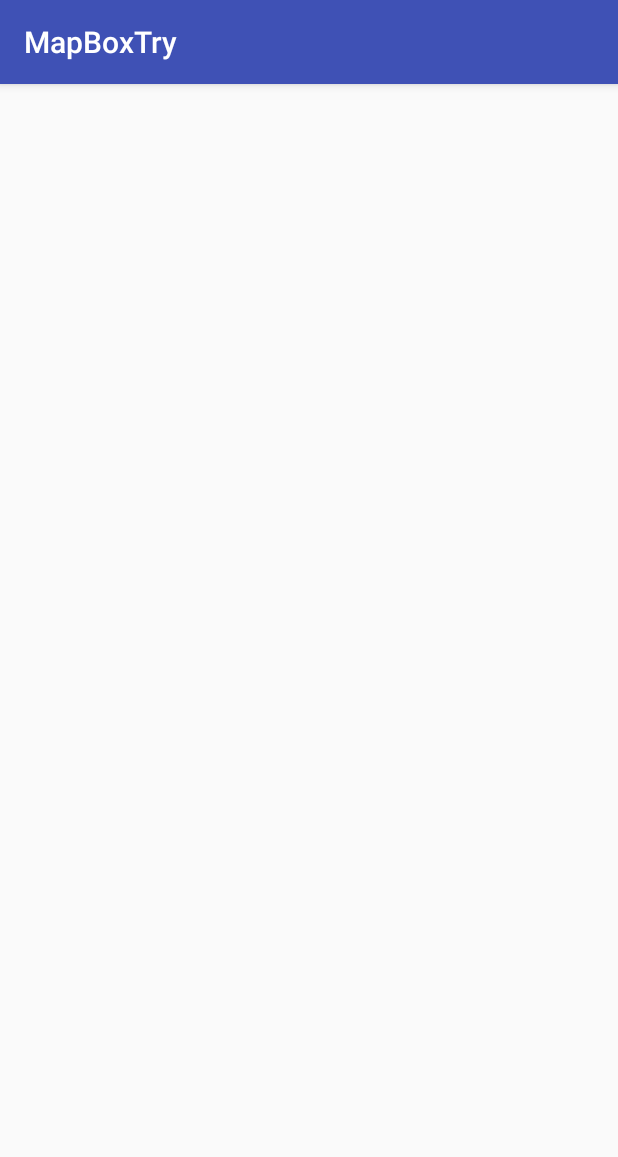
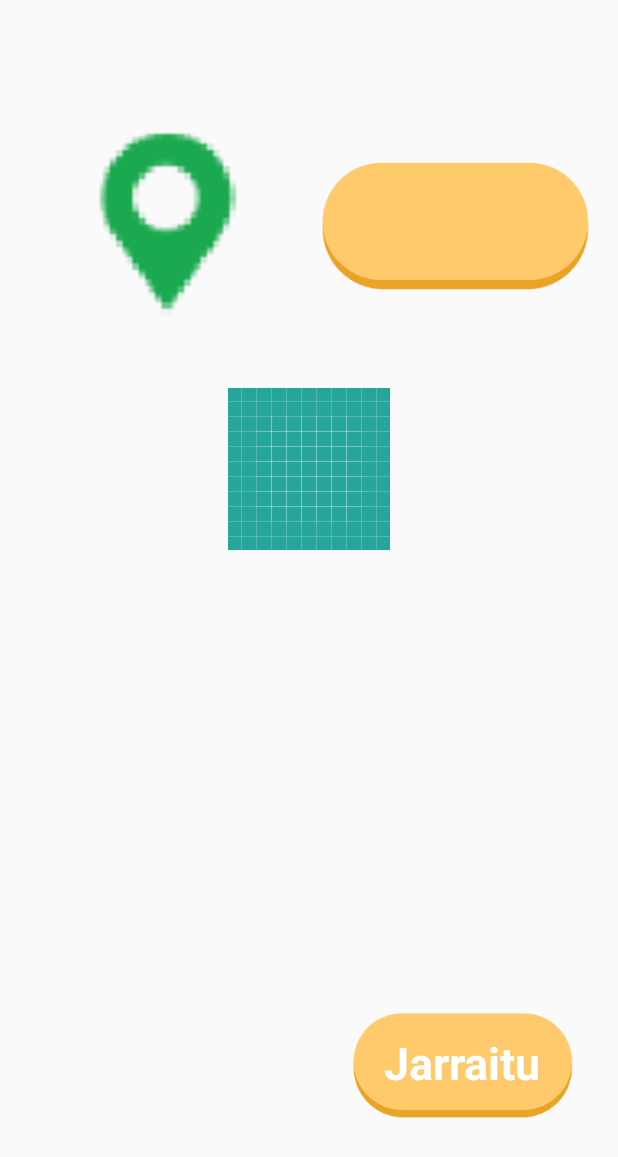
Before and after one commit to Marck-G/MapBoxTry, an Android app: the SecondActivity screen opened directly, with no data from a screen before it, on a phone screen of 412 x 824 dp. Shown: the top 1157 px of the screen. Run offline under Robolectric (Android 15) with nearby library versions, the phone set to English and light mode, and no system bars.

Commit message:
Creada una nueva actividad

```diff
--- /dev/null
+++ b/app/src/main/files/point_history.xml
@@ -0,0 +1,4 @@
+<?xml version="1.0" encoding="utf-8"?>
+<data>
+    <last-point id="23"/>
+</data>
--- a/app/src/main/java/com/dev/marck/prom/mapboxtry/MainActivity.java
+++ b/app/src/main/java/com/dev/marck/prom/mapboxtry/MainActivity.java
@@ -26,6 +26,7 @@ import com.mapbox.mapboxsdk.maps.OnMapReadyCallback;
 import com.mapbox.mapboxsdk.maps.Style;
 
 public class MainActivity extends AppCompatActivity {
+    private static final int MAP_TIME = 700;
 //    mapa de mapbox
     private MapView mapView;
     private ConstraintLayout btn_hasi;
@@ -110,7 +111,6 @@ public class MainActivity extends AppCompatActivity {
 
 //        DATABASE
         db = new DBConectionObject( this, "app",null, 1 );
-        db.updateLastPoint( 0 );
 
         btn_back.setOnClickListener( new View.OnClickListener() {
             @Override
@@ -165,7 +165,7 @@ public class MainActivity extends AppCompatActivity {
                         .tilt( 0 )
                         .bearing( 0 )
                         .build();
-                mapboxMap.animateCamera( CameraUpdateFactory.newCameraPosition( position ),500 );
+                mapboxMap.animateCamera( CameraUpdateFactory.newCameraPosition( position ), MAP_TIME );
             }
         } );
     }
@@ -207,7 +207,7 @@ public class MainActivity extends AppCompatActivity {
                     pointViewHub.setVisibility( View.VISIBLE );
                     pointViewHub.animate().setDuration( 300 ).translationY( -10 ).start();
                 }
-            }, 500 );
+            }, MAP_TIME );
 
         } else {
             pointViewHub.setVisibility( View.INVISIBLE );
--- a/app/src/main/java/com/dev/marck/prom/mapboxtry/MapResources/XMLRecovery.java
+++ b/app/src/main/java/com/dev/marck/prom/mapboxtry/MapResources/XMLRecovery.java
@@ -11,6 +11,7 @@ import org.xml.sax.SAXException;
 
 import java.io.FileNotFoundException;
 import java.io.IOException;
+import java.io.InputStream;
 
 import javax.xml.parsers.DocumentBuilder;
 import javax.xml.parsers.DocumentBuilderFactory;
@@ -18,7 +19,7 @@ import javax.xml.parsers.ParserConfigurationException;
 
 public class XMLRecovery {
     private static final XMLRecovery instance = new XMLRecovery();
-    private String file = null;
+    private InputStream file = null;
     private Document doc = null;
 
     public static XMLRecovery getInstance(){
@@ -28,7 +29,7 @@ public class XMLRecovery {
     private XMLRecovery(){
     }
 
-    public XMLRecovery setFile( String file ){
+    public XMLRecovery setFile( InputStream file ){
         this.file = file;
         return this;
     }
@@ -44,6 +45,7 @@ public class XMLRecovery {
             Node element = elemst.item( 0 );
 //            recuperamos el id
             String idstr = element.getAttributes().getNamedItem( "id" ).getTextContent();
+            Log.e( "POS", idstr );
             try {
                 int id = Integer.parseInt( idstr.trim().substring( 0,1 ) );
                 return Places.getPlace( id++ );
--- a/app/src/main/java/com/dev/marck/prom/mapboxtry/SecondActivity.java
+++ b/app/src/main/java/com/dev/marck/prom/mapboxtry/SecondActivity.java
@@ -9,5 +9,6 @@ public class SecondActivity extends AppCompatActivity {
     protected void onCreate( Bundle savedInstanceState ) {
         super.onCreate( savedInstanceState );
         setContentView( R.layout.activity_second );
+        getSupportActionBar().hide();
     }
 }
--- a/app/src/main/res/layout/activity_second.xml
+++ b/app/src/main/res/layout/activity_second.xml
@@ -6,4 +6,91 @@
     android:layout_height="match_parent"
     tools:context=".SecondActivity">
 
+    <android.support.constraint.ConstraintLayout
+        android:id="@+id/img_box"
+        android:layout_width="match_parent"
+        android:layout_height="326dp"
+        android:layout_marginStart="8dp"
+        android:layout_marginTop="64dp"
+        android:layout_marginEnd="8dp"
+        app:layout_constraintEnd_toEndOf="parent"
+        app:layout_constraintHorizontal_bias="0.0"
+        app:layout_constraintStart_toStartOf="parent"
+        app:layout_constraintTop_toTopOf="parent">
+
+        <ImageView
+            android:id="@+id/img_img1"
+            android:layout_width="185dp"
+            android:layout_height="wrap_content"
+            android:layout_marginTop="8dp"
+            android:layout_marginEnd="8dp"
+            android:src="@drawable/ic_btn"
+            app:layout_constraintEnd_toEndOf="parent"
+            app:layout_constraintTop_toTopOf="parent" />
+
+        <ImageView
+            android:id="@+id/img_img2"
+            android:layout_width="161dp"
+            android:layout_height="155dp"
+            android:layout_marginStart="8dp"
+            android:layout_marginTop="8dp"
+            android:layout_marginEnd="3dp"
+            android:src="@mipmap/ic_mk_green"
+            app:layout_constraintEnd_toStartOf="@+id/img_img1"
+            app:layout_constraintStart_toStartOf="parent"
+            app:layout_constraintTop_toTopOf="parent" />
+
+        <ImageView
+            android:id="@+id/img_img3"
+            android:layout_width="match_parent"
+            android:layout_height="wrap_content"
+            android:layout_marginStart="8dp"
+            android:layout_marginTop="8dp"
+            android:layout_marginEnd="8dp"
+            android:src="@drawable/ic_launcher_background"
+            app:layout_constraintBottom_toBottomOf="parent"
+            app:layout_constraintEnd_toEndOf="parent"
+            app:layout_constraintHorizontal_bias="0.498"
+            app:layout_constraintStart_toStartOf="parent"
+            app:layout_constraintTop_toBottomOf="@+id/img_img2" />
+    </android.support.constraint.ConstraintLayout>
+
+    <android.support.constraint.ConstraintLayout
+        android:id="@+id/btn_jarraitu"
+        android:layout_width="wrap_content"
+        android:layout_height="wrap_content"
+        android:layout_marginEnd="16dp"
+        android:layout_marginBottom="64dp"
+        app:layout_constraintBottom_toBottomOf="parent"
+        app:layout_constraintEnd_toEndOf="parent">
+
+        <ImageView
+            android:id="@+id/imageView5"
+            android:layout_width="167dp"
+            android:layout_height="81dp"
+            android:layout_marginStart="8dp"
+            android:layout_marginTop="8dp"
+            android:layout_marginEnd="4dp"
+            android:layout_marginBottom="8dp"
+            android:src="@drawable/ic_btn"
+            app:layout_constraintBottom_toBottomOf="parent"
+            app:layout_constraintEnd_toEndOf="parent"
+            app:layout_constraintStart_toStartOf="parent"
+            app:layout_constraintTop_toTopOf="parent"
+            app:layout_constraintVertical_bias="1.0" />
+
+        <TextView
+            android:layout_width="wrap_content"
+            android:layout_height="wrap_content"
+            android:text="Jarraitu"
+            android:textColor="#fff"
+            android:textSize="30dp"
+            android:textStyle="bold"
+            app:layout_constraintBottom_toBottomOf="@+id/imageView5"
+            app:layout_constraintEnd_toEndOf="@+id/imageView5"
+            app:layout_constraintStart_toStartOf="@+id/imageView5"
+            app:layout_constraintTop_toTopOf="@+id/imageView5"
+            app:layout_constraintVertical_bias="0.43" />
+    </android.support.constraint.ConstraintLayout>
+
 </android.support.constraint.ConstraintLayout>
```
Also changed, not shown: app/src/main/AndroidManifest.xml (+5 -2 lines), app/src/main/java/com/dev/marck/prom/mapboxtry/Zeramika_11.java (added, +14 -0 lines), app/src/main/res/layout/activity_zeramika_11.xml (added, +21 -0 lines), app/src/main/res/mipmap-hdpi/ic_btn_back.png (deleted).
